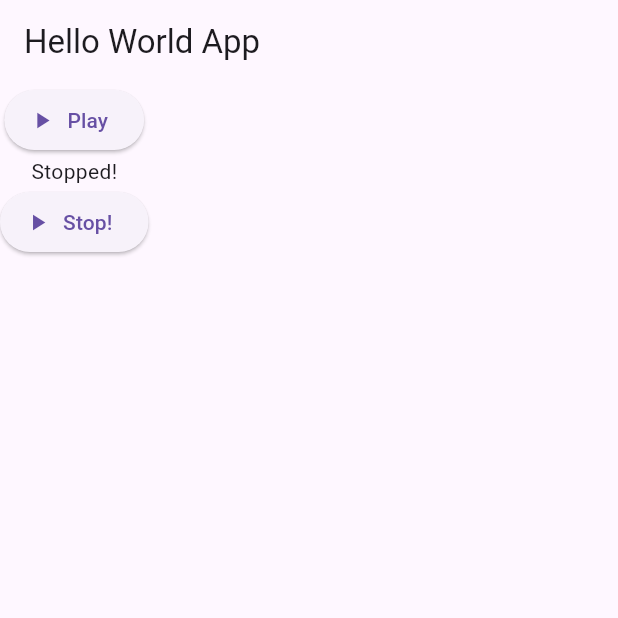
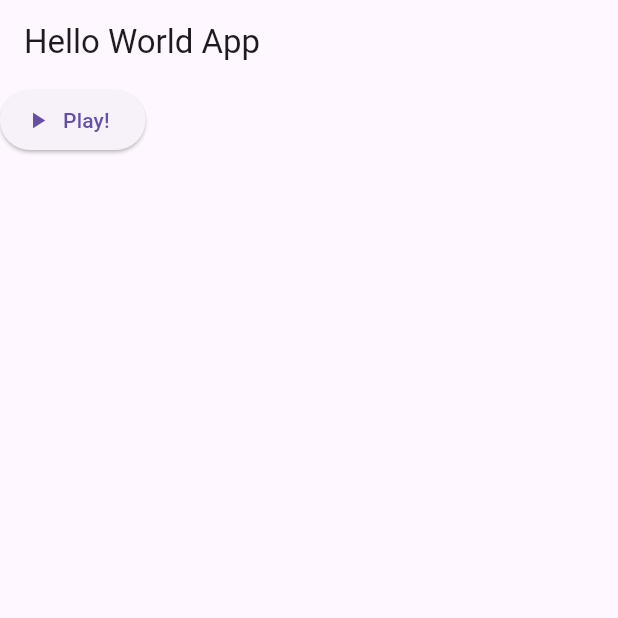
Before and after one commit to snacksbro/symphony, a Flutter app: the screen it shows after launch, on a phone screen of 412 x 824 dp, the top half of it. Run offline on Flutter 3.47's test engine with Material 3 defaults, Android fonts, the phone set to English and light mode, and no system bars; our stand-ins replace audioplayers.

```diff
--- a/lib/main.dart
+++ b/lib/main.dart
@@ -1,11 +1,8 @@
 import 'package:flutter/material.dart';
-import 'package:audioplayers/audioplayers.dart';
-import 'src/track.dart';
 import 'src/play_bar.dart';
 
 void main() {
   runApp(MyApp());
-  print("Runnign!");
 }
 
 class MyApp extends StatelessWidget {
@@ -16,22 +13,9 @@ class MyApp extends StatelessWidget {
         appBar: AppBar(
           title: Text('Hello World App'),
         ),
-        body: Column(
-            // child: GestureDetector(
-            //   child: Text(
-            //     'Hello, World!',
-            //     style: TextStyle(fontSize: 24),
-            //   ),
-            //   // onTap: play,
-            // ),
-            children: <Widget>[
-              ElevatedButton.icon(
-                icon: Icon(Icons.play_arrow),
-                label: Text("Play"),
-                onPressed: play,
-              ),
-              PlayBar(),
-            ]),
+        body: Column(children: <Widget>[
+          PlayBar(),
+        ]),
       ),
     );
   }
--- a/lib/src/play_bar.dart
+++ b/lib/src/play_bar.dart
@@ -1,70 +1,64 @@
 import 'package:flutter/material.dart';
 import 'package:audioplayers/audioplayers.dart';
-// import 'track.dart';
 
 class PlayBar extends StatefulWidget {
   const PlayBar({super.key});
   @override
   State<PlayBar> createState() => _PlayBarState();
-  // _PlayBarState createState() => _PlayBarState();
 }
 
 class _PlayBarState extends State<PlayBar> {
-  late bool playing; // = false;
-  late bool songSelected; //= false;
+  late bool playing;
+  late bool songSelected;
   final player = AudioPlayer();
 
   @override
   void initState() {
+    // Initially, it's not playing anything, nor is there a song selected
     super.initState();
     playing = false;
     songSelected = false;
   }
 
+  @override
+  void dispose() {
+    // Discard the player and constructor when PlayBar is terminated
+    player.dispose();
+    super.dispose();
+  }
+
   void play() {
+    // TODO: Replace default track
     AssetSource track = AssetSource("../assets/roll.mp3");
 
-    print(track.toString());
     if (!playing) {
       if (!songSelected) {
+        // Play the track
         player.play(track);
         setState(() {
           songSelected = true;
         });
       }
+      // Resume playing
       player.resume();
       setState(() {
         playing = true;
       });
     } else {
-      //player.stop();
+      // Pause playing
       player.pause();
       setState(() {
         playing = false;
       });
     }
-    print(playing);
   }
 
-  // bool isPlaying = false;
-  // Widget build(context) {
-  //   return Column(
-  //     children: <Widget>[
-  //       if (playing) {
-  //         Text("Playing!");
-  //       } else {
-  //         Text("Stopped!");
-  //       }
-  //     ]
-  //   );
-  // }
   Widget build(BuildContext context) {
     return Column(
       children: <Widget>[
-        if (playing) Text("Playing!") else Text("Stopped!"),
         ElevatedButton.icon(
           icon: Icon(Icons.play_arrow),
-          label: Text(playing ? "Play!" : "Stop!"),
+          label: Text(playing ? "Stop!" : "Play!"),
           onPressed: play,
         ),
       ],
```
